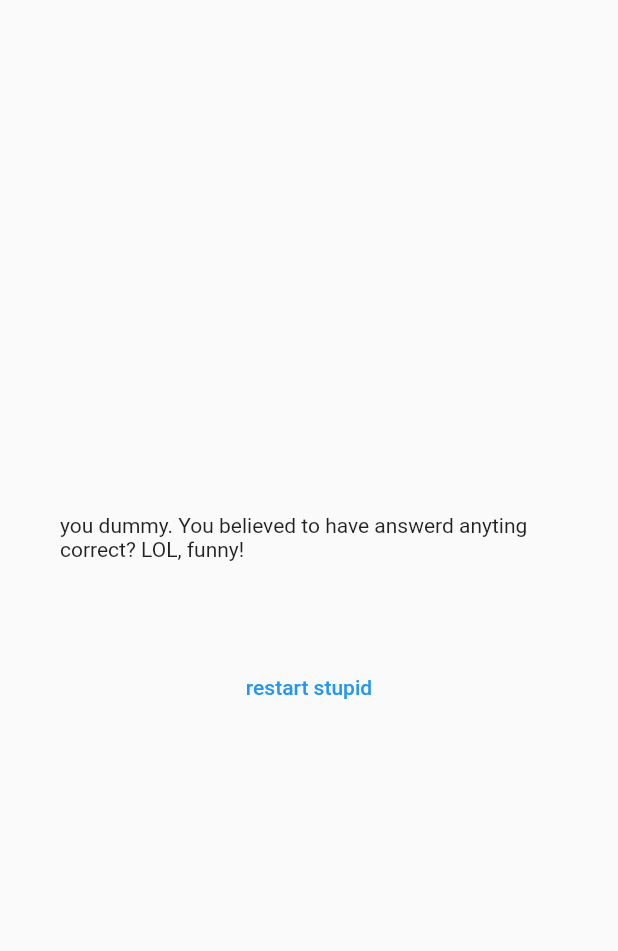
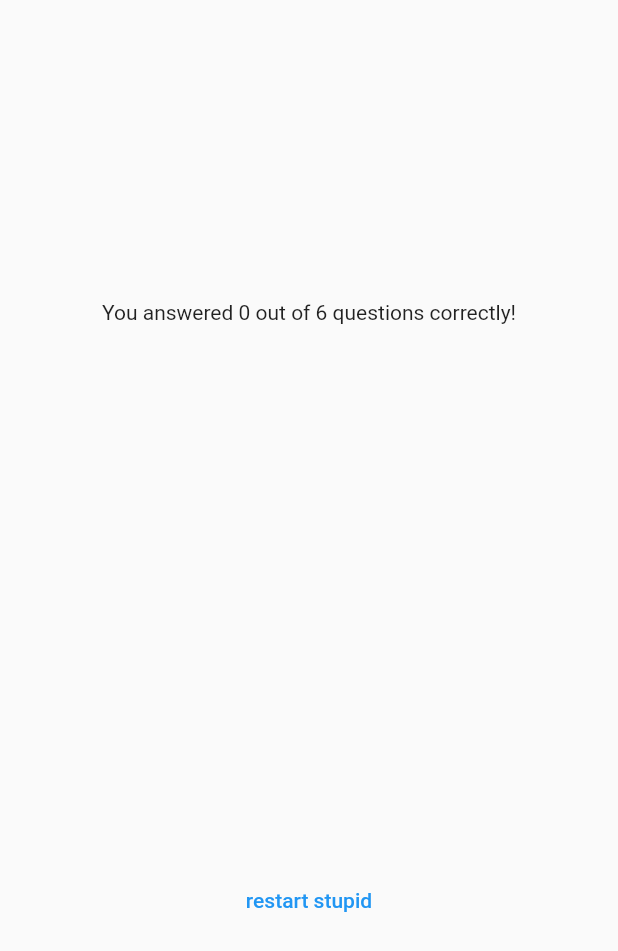
Before and after one commit to stayros130/Flutter_training, a Flutter app: the ResultsScreen widget shown alone on an empty page, opened directly with empty values, on a phone screen of 412 x 824 dp. Shown: the top 951 px of the screen. Run offline on Flutter 3.47's test engine with Material 2 defaults, Android fonts, the light colour scheme and no system bars; our stand-ins replace google_fonts.

Commit message:
The quiz app works (doesn't restart) but it's ugly. No more development on it

```diff
--- a/adv_basics_s/lib/questions_summery.dart
+++ b/adv_basics_s/lib/questions_summery.dart
@@ -7,11 +7,15 @@ class QuestionsSummary extends StatelessWidget {
 
   @override
   Widget build(context){
-    return Column(children: summaryData.map((data) {
+    return SizedBox(
+      height: 300,
+      child: SingleChildScrollView(
+        child: Column(children: summaryData.map((data) {
           return Row(
             children: [
               Text(((data['question_index'] as int) + 1).toString()),
-        Column(
+              Expanded(
+                child: Column(
                   children: [
                   Text(data['question'] as String),
                   const SizedBox(height: 5,),
@@ -19,9 +23,12 @@ class QuestionsSummary extends StatelessWidget {
                   Text(data['correct_answer'] as String),
                   ],
                 ),
+              ),
             ],
           );
         }).toList(),
+        ),
+      ),
     );
   }
 }
--- a/adv_basics_s/lib/results_screen.dart
+++ b/adv_basics_s/lib/results_screen.dart
@@ -27,6 +27,12 @@ class ResultsScreen extends StatelessWidget {
 
   @override
   Widget build(context){
+    final summaryData = getSummaryData();
+    final numTotalQuestions =questions.length;
+    final numCorrectQuestions = summaryData.where((data) {
+      return data['answer'] == data['correct_answer'];
+    }).length;
+
     return SizedBox(
       width: double.infinity,
       child: Container(
@@ -34,9 +40,9 @@ class ResultsScreen extends StatelessWidget {
         child: Column(
           mainAxisAlignment:  MainAxisAlignment.center,
           children: [
-            const Text('you dummy. You believed to have answerd anyting correct? LOL, funny!'),
+            Text('You answered $numCorrectQuestions out of $numTotalQuestions questions correctly!'),
             const SizedBox(height: 30,),
-            QuestionsSummary(getSummaryData()),
+            QuestionsSummary(summaryData),
             const SizedBox(height: 30,),
             TextButton(
               onPressed: () {},
```
Lines whose indentation alone changed are shown as unchanged.
